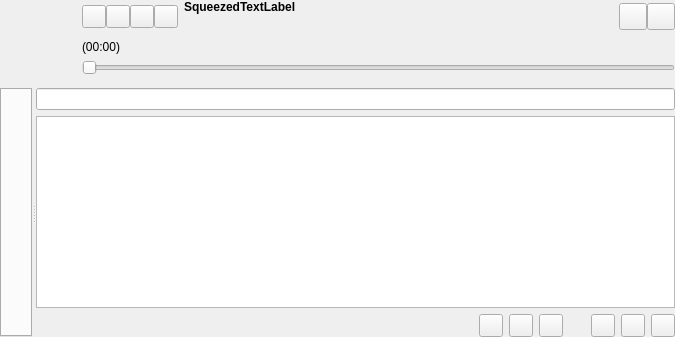
Qt form gui/mainwindow.ui (polpo/cantata-mac) before a commit.
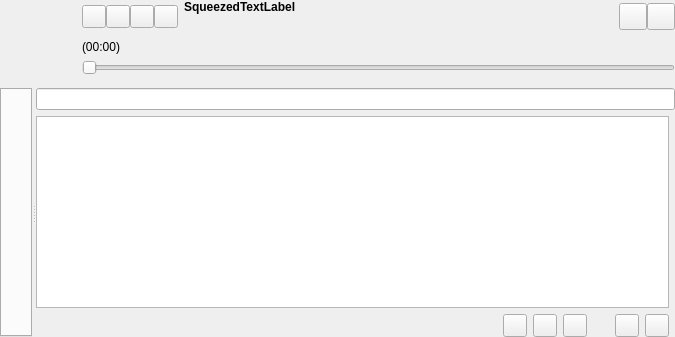
The same form after that commit. Custom widgets are drawn as their Qt base class.

Commit message: Remove 'remove from play queue' button from main window.

What changed in the file:
```diff
--- a/gui/mainwindow.ui
+++ b/gui/mainwindow.ui
@@ -183,7 +183,7 @@
        <item row="0" column="0" colspan="9">
         <widget class="LineEdit" name="searchPlaylistLineEdit"/>
        </item>
-       <item row="1" column="0" colspan="9">
+       <item row="1" column="0" colspan="8">
         <widget class="TreeView" name="playQueue">
          <property name="contextMenuPolicy">
           <enum>Qt::CustomContextMenu</enum>
@@ -272,9 +272,6 @@
        <item row="2" column="7">
         <widget class="QToolButton" name="removeAllFromPlaylistPushButton"/>
        </item>
-       <item row="2" column="8">
-        <widget class="QToolButton" name="removeFromPlaylistPushButton"/>
-       </item>
        <item row="2" column="4">
         <widget class="QToolButton" name="consumePushButton"/>
        </item>
```
The commit also changes 1 other file.
